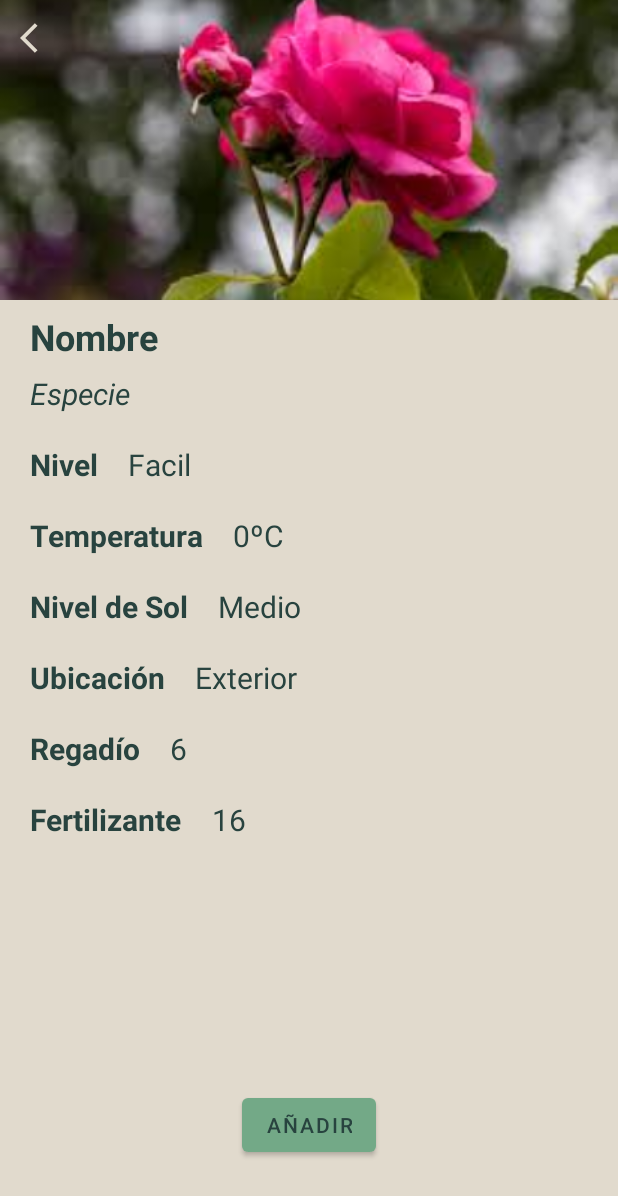
After one commit to Elenalvarez/PlantCare, an Android app: the layout fragment_plant.xml on its own in the app's theme, with its tools: preview values and no code run, on a phone screen of 412 x 824 dp. The commit adds this screen. Shown: the top 1196 px of the screen. Run offline under Robolectric (Android 15) with nearby library versions, the phone set to English and light mode, and no system bars.

Commit message:
selección de plantas para añadir y base de datos de mis plantas

```diff
--- a/app/build.gradle.kts
+++ b/app/build.gradle.kts
@@ -2,6 +2,7 @@ plugins {
     id("com.android.application")
     id("org.jetbrains.kotlin.android")
     id("com.google.devtools.ksp")
+    id("androidx.navigation.safeargs.kotlin")
 }
 
 android {
@@ -43,11 +44,15 @@ android {
 dependencies {
 
     val room_version = "2.6.1"
+    val nav_version = "2.7.7"
 
     implementation("androidx.room:room-runtime:$room_version")
     implementation("androidx.room:room-ktx:$room_version")
     annotationProcessor("androidx.room:room-compiler:$room_version")
     ksp("androidx.room:room-compiler:$room_version")
+
+    implementation("androidx.navigation:navigation-fragment-ktx:$nav_version")
+    implementation("androidx.navigation:navigation-ui-ktx:$nav_version")
 
     implementation("androidx.core:core-ktx:1.12.0")
     implementation("androidx.appcompat:appcompat:1.6.1")
--- a/app/src/main/java/com/yao/plantcare/database/Plant/PlantDao.kt
+++ b/app/src/main/java/com/yao/plantcare/database/Plant/PlantDao.kt
@@ -15,4 +15,6 @@ interface PlantDao {
     suspend fun insertPlant(plant: PlantEntity)
     @Query("SELECT * FROM plants WHERE type = :type")
     fun getPlantListInfoByType(type: String): LiveData<List<PlantEntity>>
+    @Query("SELECT * FROM plants WHERE id = :id")
+    fun getPlantById(id: Int): LiveData<PlantEntity>
 }
--- a/app/src/main/java/com/yao/plantcare/database/Plant/PlantRepository.kt
+++ b/app/src/main/java/com/yao/plantcare/database/Plant/PlantRepository.kt
@@ -13,4 +13,8 @@ class PlantRepository(private val plantDao : PlantDao) {
     fun readCategoryData(category: String): LiveData<List<PlantEntity>>{
         return plantDao.getPlantListInfoByType(category)
     }
+
+    fun readPlantById(id: Int): LiveData<PlantEntity>{
+        return plantDao.getPlantById(id)
+    }
 }
--- a/app/src/main/java/com/yao/plantcare/database/Plant/PlantViewModel.kt
+++ b/app/src/main/java/com/yao/plantcare/database/Plant/PlantViewModel.kt
@@ -18,4 +18,8 @@ class PlantViewModel(private val plantRepository: PlantRepository): ViewModel()
     fun readCategoryData(category: String): LiveData<List<PlantEntity>>{
         return plantRepository.readCategoryData(category)
     }
+
+    fun readPlantByIde(id: Int): LiveData<PlantEntity>{
+        return plantRepository.readPlantById(id)
+    }
 }
--- a/app/src/main/java/com/yao/plantcare/my_plants/MyPlantsViewModel.kt
+++ /dev/null
@@ -1,6 +0,0 @@
-package com.yao.plantcare.my_plants
-
-import androidx.lifecycle.ViewModel
-
-class MyPlantsViewModel : ViewModel() {
-}
--- /dev/null
+++ b/app/src/main/res/drawable/ic_back.xml
@@ -0,0 +1,5 @@
+<vector xmlns:android="http://schemas.android.com/apk/res/android" android:autoMirrored="true" android:height="24dp" android:tint="#1D1D1D" android:viewportHeight="24" android:viewportWidth="24" android:width="24dp">
+
+    <path android:fillColor="@android:color/white" android:pathData="M11.67,3.87L9.9,2.1 0,12l9.9,9.9 1.77,-1.77L3.54,12z"/>
+
+</vector>
--- a/app/src/main/res/layout/activity_main.xml
+++ b/app/src/main/res/layout/activity_main.xml
@@ -7,7 +7,7 @@
     tools:context=".MainActivity"
     android:background="@color/background_app">
 
-    <FrameLayout
+    <androidx.fragment.app.FragmentContainerView
         android:id="@+id/flFragment"
         android:layout_width="0dp"
         android:layout_height="0dp"
@@ -15,6 +15,7 @@
         app:layout_constraintEnd_toEndOf="parent"
         app:layout_constraintStart_toStartOf="parent"
         app:layout_constraintTop_toTopOf="parent"
+        app:navGraph = "@navigation/mobile_navigation"
         />
 
     <com.google.android.material.bottomnavigation.BottomNavigationView
--- a/app/src/main/res/layout/custom_row.xml
+++ b/app/src/main/res/layout/custom_row.xml
@@ -4,7 +4,8 @@
     android:layout_height="wrap_content"
     xmlns:app="http://schemas.android.com/apk/res-auto"
     android:orientation="horizontal"
-    android:padding="14dp">
+    android:padding="14dp"
+    android:id="@+id/custom_row">
 
     <androidx.cardview.widget.CardView
         android:id="@+id/cv_list"
--- /dev/null
+++ b/app/src/main/res/layout/fragment_plant.xml
@@ -0,0 +1,214 @@
+<?xml version="1.0" encoding="utf-8"?>
+<androidx.constraintlayout.widget.ConstraintLayout xmlns:android="http://schemas.android.com/apk/res/android"
+    xmlns:app="http://schemas.android.com/apk/res-auto"
+    xmlns:tools="http://schemas.android.com/tools"
+    android:layout_width="match_parent"
+    android:layout_height="match_parent"
+    android:background="@color/background_app"
+    tools:context=".plants.PlantFragment">
+
+    <ImageView
+        android:id="@+id/plant_image"
+        android:layout_width="match_parent"
+        android:layout_height="200dp"
+        android:scaleType="centerCrop"
+        android:src="@drawable/flor1"
+        app:layout_constraintTop_toTopOf="parent" />
+
+    <ImageView
+        android:id="@+id/back_to_list"
+        android:layout_width="50dp"
+        android:layout_height="50dp"
+        android:src="@drawable/ic_back"
+        app:layout_constraintStart_toStartOf="parent"
+        app:layout_constraintTop_toTopOf="parent"
+        android:scaleType="center"
+        app:tint="@color/background_app"/>
+
+    <TextView
+        android:id="@+id/plant_common_name"
+        android:layout_width="match_parent"
+        android:layout_height="wrap_content"
+        android:layout_marginStart="20dp"
+        android:layout_marginTop="8dp"
+        android:text="@string/common_name"
+        android:textColor="@color/background_component"
+        android:textSize="24sp"
+        android:textStyle="bold"
+        app:layout_constraintTop_toBottomOf="@+id/plant_image" />
+
+    <TextView
+        android:id="@+id/plant_specie"
+        android:layout_width="match_parent"
+        android:layout_height="wrap_content"
+        android:layout_marginStart="20dp"
+        android:layout_marginTop="8dp"
+        android:text="@string/specie"
+        android:textColor="@color/background_component"
+        android:textSize="20sp"
+        android:textStyle="italic"
+        app:layout_constraintTop_toBottomOf="@id/plant_common_name" />
+
+    <TextView
+        android:id="@+id/text_level"
+        android:layout_width="wrap_content"
+        android:layout_height="wrap_content"
+        android:text="@string/level"
+        app:layout_constraintTop_toBottomOf="@id/plant_specie"
+        app:layout_constraintStart_toStartOf="parent"
+        android:layout_marginTop="20dp"
+        android:layout_marginStart="20dp"
+        android:textSize="20sp"
+        android:textColor="@color/background_component"
+        android:textStyle="bold"/>
+
+    <TextView
+        android:id="@+id/plant_level"
+        android:layout_width="wrap_content"
+        android:layout_height="wrap_content"
+        android:text="Facil"
+        app:layout_constraintTop_toBottomOf="@+id/plant_specie"
+        app:layout_constraintStart_toEndOf="@id/text_level"
+        android:layout_marginTop="20dp"
+        android:layout_marginStart="20dp"
+        android:textSize="20sp"
+        android:textColor="@color/background_component"/>
+
+    <TextView
+        android:id="@+id/text_temperature"
+        android:layout_width="wrap_content"
+        android:layout_height="wrap_content"
+        android:text="@string/temperature"
+        app:layout_constraintTop_toBottomOf="@id/text_level"
+        app:layout_constraintStart_toStartOf="parent"
+        android:layout_marginTop="20dp"
+        android:layout_marginStart="20dp"
+        android:textSize="20sp"
+        android:textColor="@color/background_component"
+        android:textStyle="bold"/>
+
+    <TextView
+        android:id="@+id/plant_temperature"
+        android:layout_width="wrap_content"
+        android:layout_height="wrap_content"
+        android:text="0ºC"
+        app:layout_constraintTop_toBottomOf="@+id/text_level"
+        app:layout_constraintStart_toEndOf="@id/text_temperature"
+        android:layout_marginTop="20dp"
+        android:layout_marginStart="20dp"
+        android:textSize="20sp"
+        android:textColor="@color/background_component"/>
+
+    <TextView
+        android:id="@+id/text_sun"
+        android:layout_width="wrap_content"
+        android:layout_height="wrap_content"
+        android:text="@string/sunLevel"
+        app:layout_constraintTop_toBottomOf="@id/text_temperature"
+        app:layout_constraintStart_toStartOf="parent"
+        android:layout_marginTop="20dp"
+        android:layout_marginStart="20dp"
+        android:textSize="20sp"
+        android:textColor="@color/background_component"
+        android:textStyle="bold"/>
+
+    <TextView
+        android:id="@+id/plant_sun_level"
+        android:layout_width="wrap_content"
+        android:layout_height="wrap_content"
+        android:text="Medio"
+        app:layout_constraintTop_toBottomOf="@+id/text_temperature"
+        app:layout_constraintStart_toEndOf="@id/text_sun"
+        android:layout_marginTop="20dp"
+        android:layout_marginStart="20dp"
+        android:textSize="20sp"
+        android:textColor="@color/background_component"/>
+
+    <TextView
+        android:id="@+id/text_location"
+        android:layout_width="wrap_content"
+        android:layout_height="wrap_content"
+        android:text="@string/location"
+        app:layout_constraintTop_toBottomOf="@id/text_sun"
+        app:layout_constraintStart_toStartOf="parent"
+        android:layout_marginTop="20dp"
+        android:layout_marginStart="20dp"
+        android:textSize="20sp"
+        android:textColor="@color/background_component"
+        android:textStyle="bold"/>
+
+    <TextView
+        android:id="@+id/plant_location"
+        android:layout_width="wrap_content"
+        android:layout_height="wrap_content"
+        android:text="Exterior"
+        app:layout_constraintTop_toBottomOf="@+id/text_sun"
+        app:layout_constraintStart_toEndOf="@id/text_location"
+        android:layout_marginTop="20dp"
+        android:layout_marginStart="20dp"
+        android:textSize="20sp"
+        android:textColor="@color/background_component"/>
+
+    <TextView
+        android:id="@+id/text_irrigation"
+        android:layout_width="wrap_content"
+        android:layout_height="wrap_content"
+        android:text="@string/irrigation"
+        app:layout_constraintTop_toBottomOf="@id/text_location"
+        app:layout_constraintStart_toStartOf="parent"
+        android:layout_marginTop="20dp"
+        android:layout_marginStart="20dp"
+        android:textSize="20sp"
+        android:textColor="@color/background_component"
+        android:textStyle="bold"/>
+
+    <TextView
+        android:id="@+id/plant_irrigation"
+        android:layout_width="wrap_content"
+        android:layout_height="wrap_content"
+        android:text="6"
+        app:layout_constraintTop_toBottomOf="@+id/text_location"
+        app:layout_constraintStart_toEndOf="@id/text_irrigation"
+        android:layout_marginTop="20dp"
+        android:layout_marginStart="20dp"
+        android:textSize="20sp"
+        android:textColor="@color/background_component"/>
+
+    <TextView
+        android:id="@+id/text_fertilize"
+        android:layout_width="wrap_content"
+        android:layout_height="wrap_content"
+        android:text="@string/fertilize"
+        app:layout_constraintTop_toBottomOf="@id/text_irrigation"
+        app:layout_constraintStart_toStartOf="parent"
+        android:layout_marginTop="20dp"
+        android:layout_marginStart="20dp"
+        android:textSize="20sp"
+        android:textColor="@color/background_component"
+        android:textStyle="bold"/>
+
+    <TextView
+        android:id="@+id/plant_fertilize"
+        android:layout_width="wrap_content"
+        android:layout_height="wrap_content"
+        android:text="16"
+        app:layout_constraintTop_toBottomOf="@+id/text_irrigation"
+        app:layout_constraintStart_toEndOf="@id/text_fertilize"
+        android:layout_marginTop="20dp"
+        android:layout_marginStart="20dp"
+        android:textSize="20sp"
+        android:textColor="@color/background_component"/>
+
+    <Button
+        android:id="@+id/btn_addMyPlant"
+        android:layout_width="wrap_content"
+        android:layout_height="wrap_content"
+        app:layout_constraintStart_toStartOf="parent"
+        app:layout_constraintEnd_toEndOf="parent"
+        app:layout_constraintBottom_toBottomOf="parent"
+        android:layout_marginBottom="50dp"
+        android:text="@string/add"
+        android:textColor="@color/background_component"/>
+
+
+</androidx.constraintlayout.widget.ConstraintLayout>
--- a/build.gradle.kts
+++ b/build.gradle.kts
@@ -1,6 +1,7 @@
 // Top-level build file where you can add configuration options common to all sub-projects/modules.
 plugins {
-    id("com.android.application") version "8.2.2" apply false
+    id("com.android.application") version "8.3.1" apply false
     id("org.jetbrains.kotlin.android") version "1.9.22" apply false
     id("com.google.devtools.ksp") version "1.9.23-1.0.19" apply false
+    id("androidx.navigation.safeargs.kotlin") version "2.7.7" apply false
 }
```
Also changed, not shown: app/src/main/java/com/yao/plantcare/database/MyPlants/MyPlantDao.kt (added, +17 -0 lines), app/src/main/java/com/yao/plantcare/database/MyPlants/MyPlantDatabase.kt (added, +33 -0 lines), app/src/main/java/com/yao/plantcare/database/MyPlants/MyPlantEntity.kt (added, +14 -0 lines), app/src/main/java/com/yao/plantcare/database/MyPlants/MyPlantRepository.kt (added, +16 -0 lines), app/src/main/java/com/yao/plantcare/database/MyPlants/MyPlantViewModel.kt (added, +21 -0 lines), app/src/main/java/com/yao/plantcare/database/Plant/PlantEntity.kt (+10 -10 lines), app/src/main/java/com/yao/plantcare/my_plants/list_plants/ListPlantsAdapter.kt (+26 -7 lines), app/src/main/java/com/yao/plantcare/my_plants/list_plants/ListPlantsFragment.kt (+9 -0 lines), app/src/main/java/com/yao/plantcare/plants/PlantFragment.kt (added, +69 -0 lines), app/src/main/res/navigation/mobile_navigation.xml (+72 -2 lines), gradle/wrapper/gradle-wrapper.properties.
